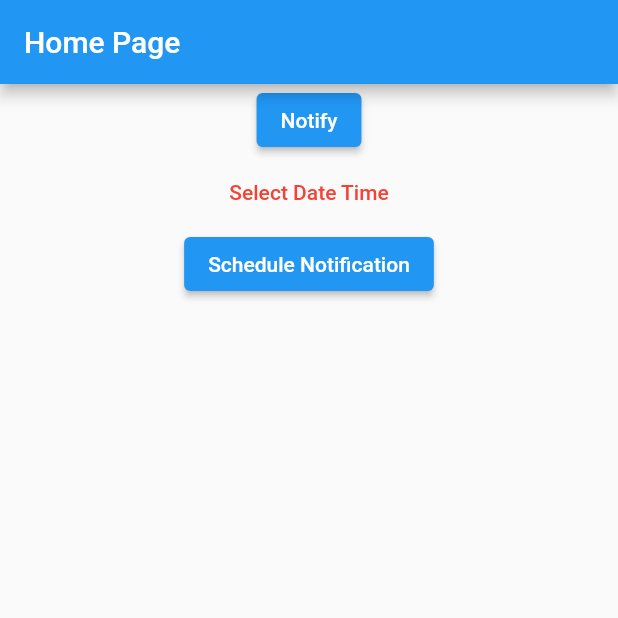
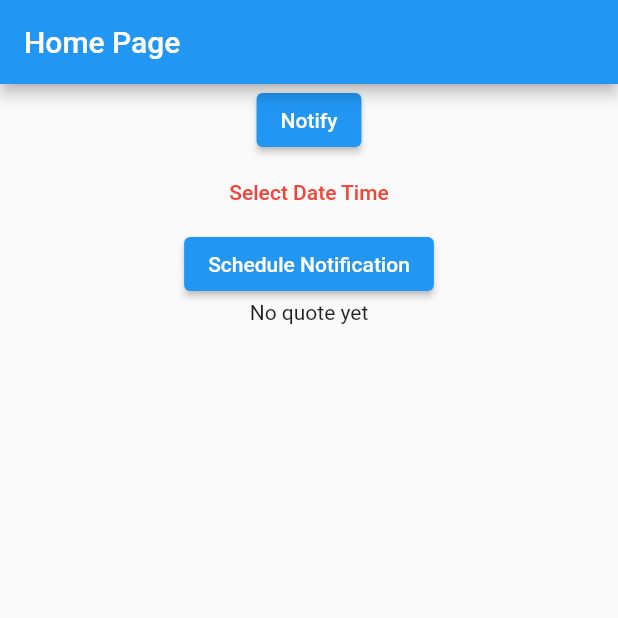
Before and after one commit to rckash/affirmation_flutter_app, a Flutter app: the screen it shows after launch, on a phone screen of 412 x 824 dp, the top half of it. Run offline on Flutter 3.47's test engine with Material 2 defaults, Android fonts, the light colour scheme and no system bars; our stand-ins replace flutter_datetime_picker_plus, flutter_local_notifications, timezone; network calls fail.

Commit message:
Added HTTP plugin implementation for fetching Affirmation API data

```diff
--- a/lib/pages/home_page.dart
+++ b/lib/pages/home_page.dart
@@ -1,8 +1,20 @@
+import 'dart:convert';
 import 'package:affirmation_flutter_app/services/notification_services.dart';
 import 'package:flutter/material.dart';
 import 'package:flutter_datetime_picker_plus/flutter_datetime_picker_plus.dart';
+import 'package:http/http.dart' as http;
 
 DateTime scheduleTime = DateTime.now();
+String myQuote = "No quote yet";
+
+// get affirmation quote
+Future getAffirmationQuote() async {
+  var response = await http.get(Uri.https('affirmations.dev'));
+  var jsonData = jsonDecode(response.body);
+  final quote = jsonData['affirmation'];
+
+  myQuote = quote;
+}
 
 class HomePage extends StatefulWidget {
   const HomePage({super.key});
@@ -21,7 +33,7 @@ class _HomePageState extends State<HomePage> {
       body: Center(
         child: Column(
           children: [
-            ElevatedButton(
+              ElevatedButton(
               child: const Text('Notify'),
               onPressed:() {
               NotificationService()
@@ -29,7 +41,18 @@ class _HomePageState extends State<HomePage> {
               },
             ),
             const DatePickerTxt(),
-            const ScheduleBtn()
+            const ScheduleBtn(),
+            FutureBuilder(
+                future: getAffirmationQuote(),
+                builder: (context, snapshot) {
+                  if (snapshot.connectionState == ConnectionState.done) {
+                    return Text(myQuote);
+                  } else {
+                    return const Text("Nothing");
+                    // return CircularProgressIndicator();
+                    }
+                  }
+            ),
           ],
           )
         ),
--- a/lib/services/notification_services.dart
+++ b/lib/services/notification_services.dart
@@ -53,8 +53,8 @@ class NotificationService {
 
       return notificationsPlugin.zonedSchedule(
         id,
-        title,
-        body,
+        title = "My Scheduled Notification",
+        body = "Body of My Scheduled Notification",
         tz.TZDateTime.from(
           scheduleNotificationDateTime,
           tz.local
--- a/pubspec.yaml
+++ b/pubspec.yaml
@@ -38,6 +38,7 @@ dependencies:
   flutter_local_notifications: ^15.1.1
   flutter_datetime_picker_plus: ^2.1.0
   timezone: ^0.9.2
+  http: ^1.1.0
 
 dev_dependencies:
   flutter_test:
```
Also changed, not shown: pubspec.lock.
